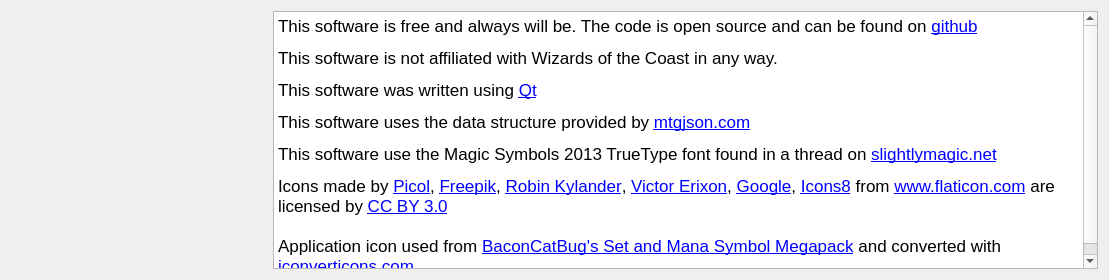
This is mtgcards/aboutdialog.ui in stijnvermeir/mtgcards as Qt 5 draws it before an edit. The edited form follows.
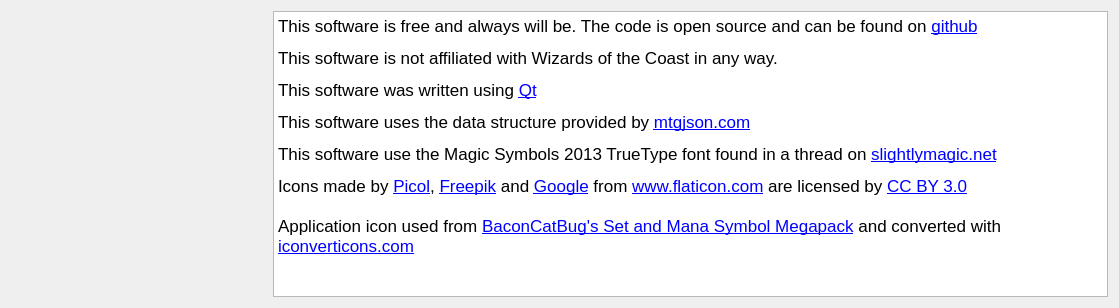
This is the edited form. Icons and pictures are not drawn.

Diff of the .ui file:
```diff
--- a/mtgcards/aboutdialog.ui
+++ b/mtgcards/aboutdialog.ui
@@ -9,8 +9,8 @@
    <rect>
     <x>0</x>
     <y>0</y>
-    <width>1109</width>
-    <height>280</height>
+    <width>1119</width>
+    <height>308</height>
    </rect>
   </property>
   <property name="windowTitle">
@@ -20,7 +20,18 @@
    <bool>true</bool>
   </property>
   <layout class="QHBoxLayout" name="horizontalLayout">
+   <property name="sizeConstraint">
+    <enum>QLayout::SetMinimumSize</enum>
+   </property>
    <item>
+    <layout class="QVBoxLayout" name="verticalLayout">
+     <property name="sizeConstraint">
+      <enum>QLayout::SetDefaultConstraint</enum>
+     </property>
+     <property name="rightMargin">
+      <number>0</number>
+     </property>
+     <item alignment="Qt::AlignHCenter">
     <widget class="QLabel" name="label">
      <property name="sizePolicy">
       <sizepolicy hsizetype="Expanding" vsizetype="Expanding">
@@ -51,6 +62,15 @@
      </property>
     </widget>
    </item>
+     <item alignment="Qt::AlignHCenter">
+      <widget class="QLabel" name="versionLbl">
+       <property name="text">
+        <string/>
+       </property>
+      </widget>
+     </item>
+    </layout>
+   </item>
    <item>
     <widget class="QTextBrowser" name="textBrowser">
      <property name="html">
@@ -63,7 +83,7 @@
 &lt;p style=&quot; margin-top:12px; margin-bottom:12px; margin-left:0px; margin-right:0px; -qt-block-indent:0; text-indent:0px;&quot;&gt;This software was written using &lt;a href=&quot;http://www.qt.io&quot;&gt;&lt;span style=&quot; text-decoration: underline; color:#0000ff;&quot;&gt;Qt&lt;/span&gt;&lt;/a&gt;&lt;/p&gt;
 &lt;p style=&quot; margin-top:12px; margin-bottom:12px; margin-left:0px; margin-right:0px; -qt-block-indent:0; text-indent:0px;&quot;&gt;This software uses the data structure provided by &lt;a href=&quot;http://www.mtgjson.com&quot;&gt;&lt;span style=&quot; text-decoration: underline; color:#0000ff;&quot;&gt;mtgjson.com&lt;/span&gt;&lt;/a&gt;&lt;/p&gt;
 &lt;p style=&quot; margin-top:12px; margin-bottom:12px; margin-left:0px; margin-right:0px; -qt-block-indent:0; text-indent:0px;&quot;&gt;This software use the Magic Symbols 2013 TrueType font found in a thread on &lt;a href=&quot;http://www.slightlymagic.net/forum/viewtopic.php?f=15&amp;amp;t=4430&amp;amp;start=15#p128850&quot;&gt;&lt;span style=&quot; text-decoration: underline; color:#0000ff;&quot;&gt;slightlymagic.net&lt;/span&gt;&lt;/a&gt;&lt;/p&gt;
-&lt;p style=&quot; margin-top:0px; margin-bottom:0px; margin-left:0px; margin-right:0px; -qt-block-indent:0; text-indent:0px;&quot;&gt;Icons made by &lt;a href=&quot;http://www.flaticon.com/authors/picol&quot;&gt;&lt;span style=&quot; text-decoration: underline; color:#0000ff;&quot;&gt;Picol&lt;/span&gt;&lt;/a&gt;, &lt;a href=&quot;http://www.flaticon.com/authors/freepik&quot;&gt;&lt;span style=&quot; text-decoration: underline; color:#0000ff;&quot;&gt;Freepik&lt;/span&gt;&lt;/a&gt;, &lt;a href=&quot;http://www.flaticon.com/authors/robin-kylander&quot;&gt;&lt;span style=&quot; text-decoration: underline; color:#0000ff;&quot;&gt;Robin Kylander&lt;/span&gt;&lt;/a&gt;, &lt;a href=&quot;http://www.flaticon.com/authors/victor-erixon&quot;&gt;&lt;span style=&quot; text-decoration: underline; color:#0000ff;&quot;&gt;Victor Erixon&lt;/span&gt;&lt;/a&gt;, &lt;a href=&quot;http://www.flaticon.com/authors/google&quot;&gt;&lt;span style=&quot; text-decoration: underline; color:#0000ff;&quot;&gt;Google&lt;/span&gt;&lt;/a&gt;, &lt;a href=&quot;http://www.flaticon.com/authors/icons8&quot;&gt;&lt;span style=&quot; text-decoration: underline; color:#0000ff;&quot;&gt;Icons8&lt;/span&gt;&lt;/a&gt; from &lt;a href=&quot;http://www.flaticon.com&quot;&gt;&lt;span style=&quot; text-decoration: underline; color:#0000ff;&quot;&gt;www.flaticon.com&lt;/span&gt;&lt;/a&gt; are licensed by &lt;a href=&quot;http://creativecommons.org/licenses/by/3.0/&quot;&gt;&lt;span style=&quot; text-decoration: underline; color:#0000ff;&quot;&gt;CC BY 3.0&lt;/span&gt;&lt;/a&gt;&lt;/p&gt;
+&lt;p style=&quot; margin-top:0px; margin-bottom:0px; margin-left:0px; margin-right:0px; -qt-block-indent:0; text-indent:0px;&quot;&gt;Icons made by &lt;a href=&quot;http://www.flaticon.com/authors/picol&quot;&gt;&lt;span style=&quot; text-decoration: underline; color:#0000ff;&quot;&gt;Picol&lt;/span&gt;&lt;/a&gt;, &lt;a href=&quot;http://www.flaticon.com/authors/freepik&quot;&gt;&lt;span style=&quot; text-decoration: underline; color:#0000ff;&quot;&gt;Freepik&lt;/span&gt;&lt;/a&gt; and &lt;a href=&quot;http://www.flaticon.com/authors/google&quot;&gt;&lt;span style=&quot; text-decoration: underline; color:#0000ff;&quot;&gt;Google&lt;/span&gt;&lt;/a&gt; from &lt;a href=&quot;http://www.flaticon.com&quot;&gt;&lt;span style=&quot; text-decoration: underline; color:#0000ff;&quot;&gt;www.flaticon.com&lt;/span&gt;&lt;/a&gt; are licensed by &lt;a href=&quot;http://creativecommons.org/licenses/by/3.0/&quot;&gt;&lt;span style=&quot; text-decoration: underline; color:#0000ff;&quot;&gt;CC BY 3.0&lt;/span&gt;&lt;/a&gt;&lt;/p&gt;
 &lt;p style=&quot;-qt-paragraph-type:empty; margin-top:0px; margin-bottom:0px; margin-left:0px; margin-right:0px; -qt-block-indent:0; text-indent:0px; text-decoration: underline; color:#0000ff;&quot;&gt;&lt;br /&gt;&lt;/p&gt;
 &lt;p style=&quot; margin-top:0px; margin-bottom:0px; margin-left:0px; margin-right:0px; -qt-block-indent:0; text-indent:0px;&quot;&gt;&lt;span style=&quot; color:#000000;&quot;&gt;Application icon used from &lt;/span&gt;&lt;a href=&quot;http://www.mtgsalvation.com/forums/creativity/artwork/494438-baconcatbugs-set-and-mana-symbol-megapack&quot;&gt;&lt;span style=&quot; text-decoration: underline; color:#0000ff;&quot;&gt;BaconCatBug's Set and Mana Symbol Megapack&lt;/span&gt;&lt;/a&gt; and converted with &lt;a href=&quot;https://iconverticons.com/online/&quot;&gt;&lt;span style=&quot; text-decoration: underline; color:#0000ff;&quot;&gt;iconverticons.com&lt;/span&gt;&lt;/a&gt;&lt;/p&gt;&lt;/body&gt;&lt;/html&gt;</string>
      </property>
```
Lines whose indentation alone changed are shown as unchanged.
